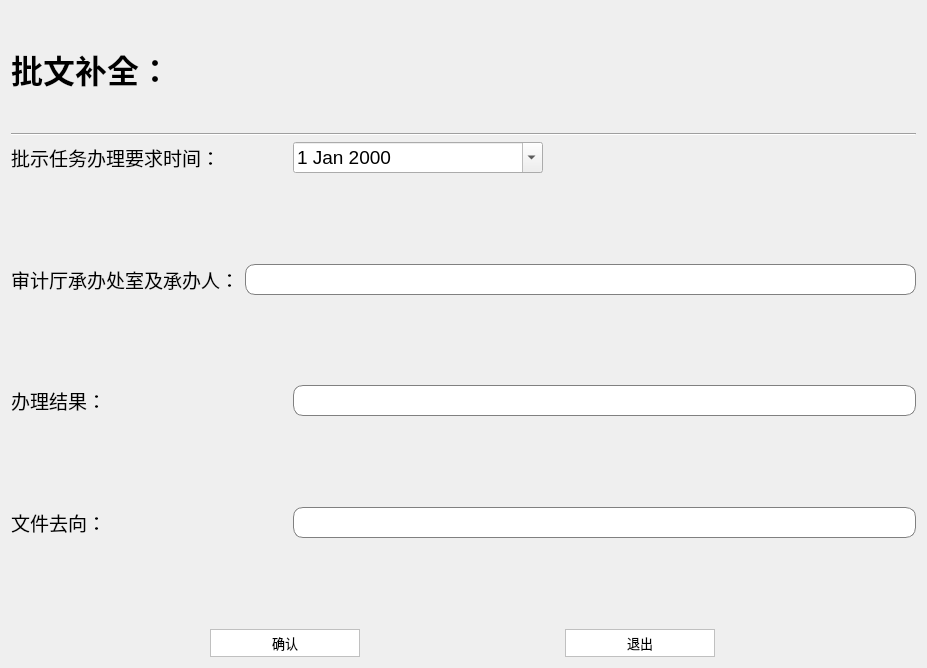
The window that ui_dir/corfilebq.ui (wind-sword/Audit) describes before a commit, drawn with Qt 5.
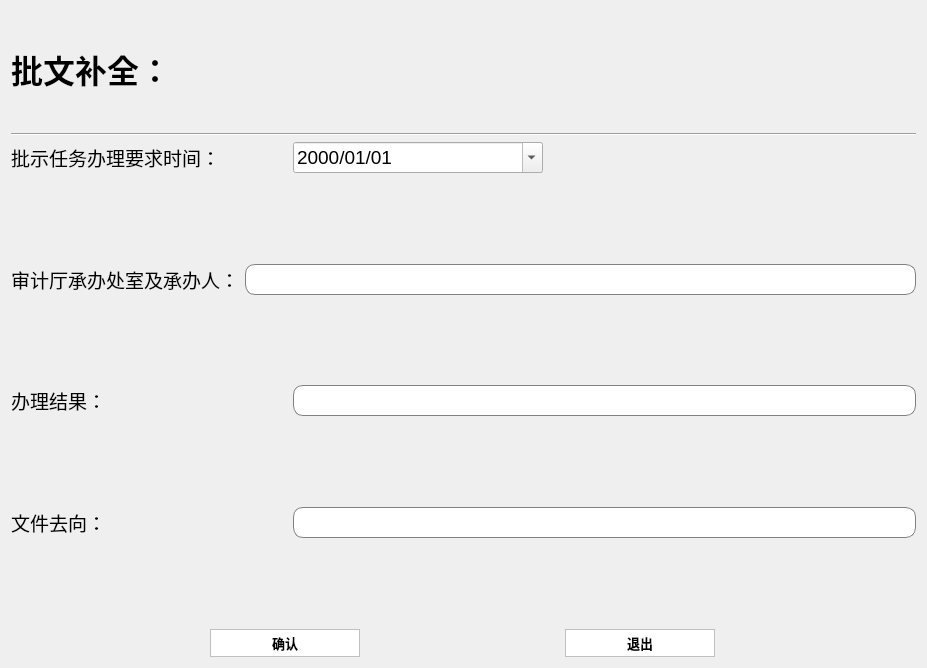
The same window after the commit.

```diff
--- a/ui_dir/corfilebq.ui
+++ b/ui_dir/corfilebq.ui
@@ -118,6 +118,9 @@
          <pointsize>14</pointsize>
         </font>
        </property>
+       <property name="displayFormat">
+        <string>yyyy/MM/dd</string>
+       </property>
        <property name="calendarPopup">
         <bool>true</bool>
        </property>
@@ -248,7 +251,10 @@
        </property>
        <property name="font">
         <font>
+         <family>Agency FB</family>
          <pointsize>10</pointsize>
+         <weight>75</weight>
+         <bold>true</bold>
         </font>
        </property>
        <property name="focusPolicy">
@@ -275,7 +281,10 @@
        </property>
        <property name="font">
         <font>
+         <family>Agency FB</family>
          <pointsize>10</pointsize>
+         <weight>75</weight>
+         <bold>true</bold>
         </font>
        </property>
        <property name="focusPolicy">
```
